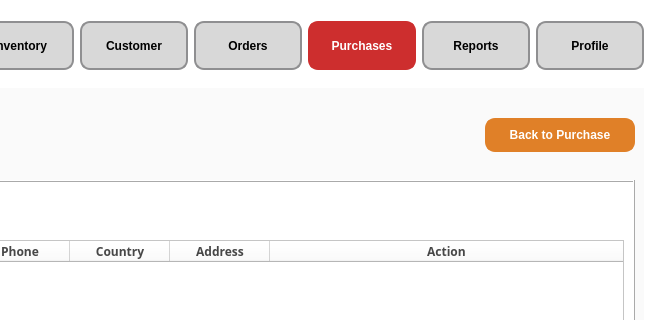
The window that Supplier.ui (CMacan/MCAV-desktop-app) describes before a commit, drawn with Qt 5; both pictures show x 360 to 1013 and y 0 to 320 of the 1013 by 491 pixel window.
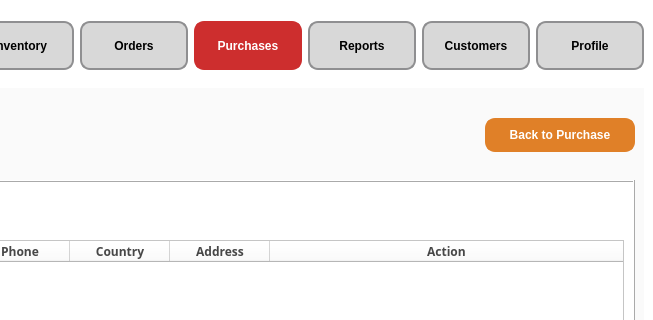
The same window after the commit. Icons and pictures are not drawn.

Patch:
```diff
--- a/Supplier.ui
+++ b/Supplier.ui
@@ -192,26 +192,6 @@
          </property>
         </widget>
        </item>
-       <item>
-        <widget class="QPushButton" name="Customer">
-         <property name="font">
-          <font>
-           <pointsize>-1</pointsize>
-           <weight>75</weight>
-           <bold>true</bold>
-          </font>
-         </property>
-         <property name="cursor">
-          <cursorShape>PointingHandCursor</cursorShape>
-         </property>
-         <property name="styleSheet">
-          <string notr="true">font-size:12px;</string>
-         </property>
-         <property name="text">
-          <string>Customer</string>
-         </property>
-        </widget>
-       </item>
        <item>
         <widget class="QPushButton" name="Order">
          <property name="font">
@@ -276,6 +256,26 @@
          </property>
         </widget>
        </item>
+       <item>
+        <widget class="QPushButton" name="Customer">
+         <property name="font">
+          <font>
+           <pointsize>-1</pointsize>
+           <weight>75</weight>
+           <bold>true</bold>
+          </font>
+         </property>
+         <property name="cursor">
+          <cursorShape>PointingHandCursor</cursorShape>
+         </property>
+         <property name="styleSheet">
+          <string notr="true">font-size:12px;</string>
+         </property>
+         <property name="text">
+          <string>Customers</string>
+         </property>
+        </widget>
+       </item>
        <item>
         <widget class="QPushButton" name="Profile">
          <property name="font">
```
